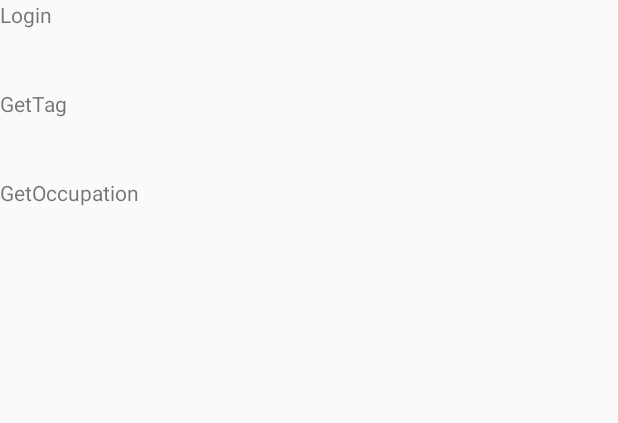
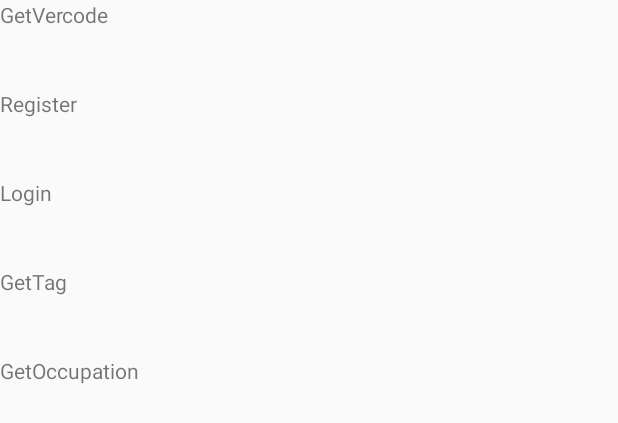
Before and after one commit to ivotai/MediatorEx, an Android app: the layout activity_main.xml on its own in the app's theme, with its tools: preview values and no code run, on a phone screen of 412 x 824 dp. Shown: the top 423 px of the screen. Run offline under Robolectric (Android 15) with nearby library versions, the phone set to English and light mode, and no system bars.

```diff
--- a/app/build.gradle
+++ b/app/build.gradle
@@ -51,4 +51,5 @@ dependencies {
     implementation 'cn.jiguang.sdk:jmessage:2.5.0'  // 此处以JMessage 2.5.0 版本为例。
     implementation 'cn.jiguang.sdk:jcore:1.1.9'     // 此处以JCore 1.1.9 版本为例。
     implementation 'com.blankj:utilcode:1.13.1'
+    implementation 'com.orhanobut:logger:2.1.1'
 }
--- a/app/src/main/AndroidManifest.xml
+++ b/app/src/main/AndroidManifest.xml
@@ -3,6 +3,7 @@
     package="com.unicorn.mediatorex">
 
     <uses-permission android:name="android.permission.INTERNET" />
+    <uses-permission android:name="android.permission.WRITE_EXTERNAL_STORAGE" />
 
     <application
         android:name=".App"
--- a/app/src/main/java/com/unicorn/mediatorex/service/MediatorService.kt
+++ b/app/src/main/java/com/unicorn/mediatorex/service/MediatorService.kt
@@ -12,4 +12,7 @@ interface MediatorService {
     @GET("public/occupations")
     fun getOccupations(): Observable<List<Label>>
 
+    @GET("api/v1/mediate/tag")
+    fun getMediateTag(): Observable<Any>
+
 }
--- a/app/src/main/res/layout/activity_main.xml
+++ b/app/src/main/res/layout/activity_main.xml
@@ -5,6 +5,21 @@
     android:orientation="vertical">
 
     <TextView
+        android:id="@+id/tvGetVercode"
+        android:layout_width="wrap_content"
+        android:layout_height="wrap_content"
+        android:text="GetVercode" />
+
+    <TextView
+        android:layout_marginTop="40dp"
+        android:id="@+id/tvRegister"
+        android:layout_width="wrap_content"
+        android:layout_height="wrap_content"
+        android:text="Register" />
+
+
+    <TextView
+        android:layout_marginTop="40dp"
         android:id="@+id/tvLogin"
         android:layout_width="wrap_content"
         android:layout_height="wrap_content"
```
Also changed, not shown: app/src/main/java/com/unicorn/mediatorex/App.kt (+7 -0 lines), app/src/main/java/com/unicorn/mediatorex/MainActivity.kt (+41 -32 lines), app/src/main/java/com/unicorn/mediatorex/dagger2/ComponentsHolder.kt (+0 -7 lines).
